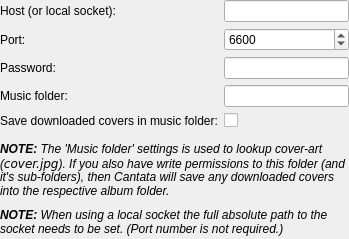
Before: the Qt Designer form gui/serversettings.ui in polpo/cantata-mac, drawn with Qt 5.
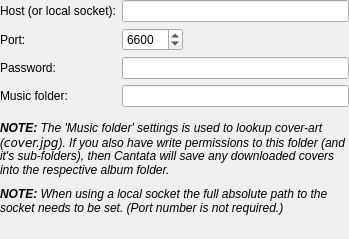
After: the same form once the commit is applied. Custom widgets are drawn as their Qt base class.

Diff of the .ui file:
```diff
--- a/gui/serversettings.ui
+++ b/gui/serversettings.ui
@@ -19,6 +19,9 @@
    </property>
    <item>
     <layout class="QFormLayout" name="formLayout">
+     <property name="fieldGrowthPolicy">
+      <enum>QFormLayout::ExpandingFieldsGrow</enum>
+     </property>
      <item row="0" column="0">
       <widget class="QLabel" name="label">
        <property name="text">
@@ -85,19 +88,6 @@
      <item row="3" column="1">
       <widget class="DirRequester" name="mpdDir"/>
      </item>
-     <item row="4" column="0">
-      <widget class="QLabel" name="storeDownloadsInMpdDirLabel">
-       <property name="text">
-        <string>Save downloaded covers in music folder:</string>
-       </property>
-       <property name="buddy">
-        <cstring>storeDownloadsInMpdDir</cstring>
-       </property>
-      </widget>
-     </item>
-     <item row="4" column="1">
-      <widget class="QCheckBox" name="storeDownloadsInMpdDir"/>
-     </item>
     </layout>
    </item>
    <item>
```
